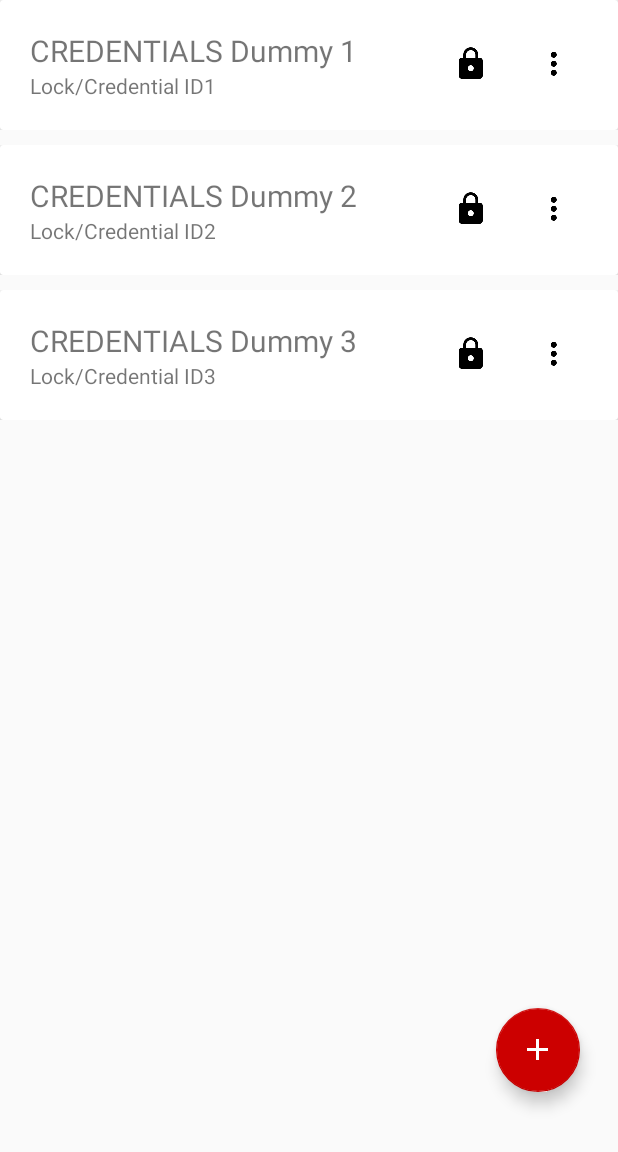
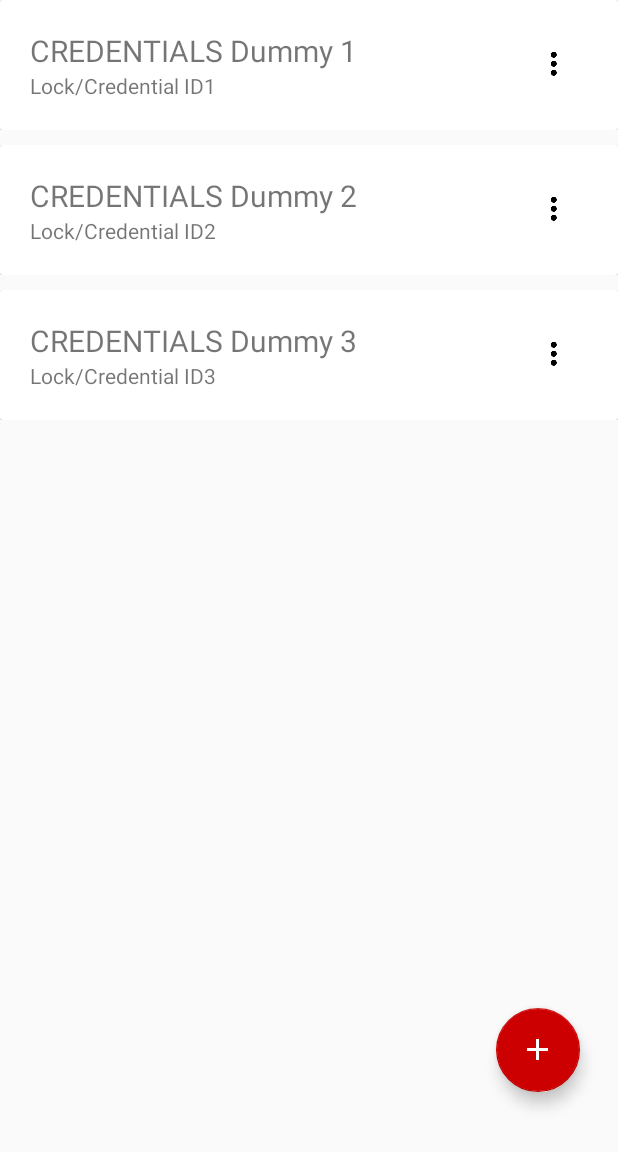
Before and after one commit to prithvi1973/ioki-app, an Android app: the Dashboard screen opened directly, with no data from a screen before it, in the options menu, after a tap on "Credentials", on a phone screen of 412 x 824 dp, the part 84-1236 px from its top. Run offline under Robolectric (Android 15) with nearby library versions, the phone set to English and light mode, and no system bars.

Commit message:
Removed lock icon from credentials

```diff
--- a/app/src/main/java/com/ioki/key/AddLock.java
+++ b/app/src/main/java/com/ioki/key/AddLock.java
@@ -5,7 +5,6 @@ import android.os.Bundle;
 import android.support.annotation.Nullable;
 import android.support.v7.app.AppCompatActivity;
 import android.view.View;
-import android.widget.Button;
 import android.widget.EditText;
 import android.widget.Toast;
 
--- a/app/src/main/java/com/ioki/key/Dashboard.java
+++ b/app/src/main/java/com/ioki/key/Dashboard.java
@@ -139,7 +139,7 @@ public class Dashboard extends AppCompatActivity{
 
         private void populateDummyListItems() {
             for(int i=0; i<3; i++)
-                listItems.add(new ListItem(requestType.toUpperCase() + " Dummy " + (i+1),"Lock/Credential ID" + (i+1)));
+                listItems.add(new ListItem(requestType.toUpperCase() + " Dummy " + (i+1),"Lock/Credential ID" + (i+1), requestType));
         }
 
         @Override
@@ -155,7 +155,7 @@ public class Dashboard extends AppCompatActivity{
                         for (int i = 0; i < listItemArray.length(); i++) {
                             JSONObject listItemObject = listItemArray.getJSONObject(i);
                             Log.d("ioki-debug", listItemObject.getString("name") + " | " + listItemObject.getString("id"));
-                            listItems.add(new ListItem(listItemObject.getString("name"), listItemObject.getString("id")));
+                            listItems.add(new ListItem(listItemObject.getString("name"), listItemObject.getString("id"), requestType));
                         }
                     }
                     else if(requestType.equals("credentials")) {
@@ -164,7 +164,7 @@ public class Dashboard extends AppCompatActivity{
                         for(int i=0; i < encrypted.length(); i++) {
                             JSONObject enc = encrypted.getJSONObject(i);
                             JSONObject dec = decrypted.getJSONObject(i);
-                            listItems.add(new ListItem(dec.getString("login"), enc.getString("link")));
+                            listItems.add(new ListItem(dec.getString("login"), enc.getString("link"), requestType));
                         }
                     }
                 } catch (JSONException e) {populateDummyListItems();}
--- a/app/src/main/java/com/ioki/key/ListItem.java
+++ b/app/src/main/java/com/ioki/key/ListItem.java
@@ -3,18 +3,17 @@ package com.ioki.key;
 public class ListItem {
     private String heading;
     private String description;
+    private String requestType;
 
-    ListItem(String heading, String description) {
+    ListItem(String heading, String description, String requestType) {
         this.heading = heading;
         this.description = description;
+        this.requestType = requestType;
     }
 
-    public String getHeading() {
-        return heading;
-    }
+    public String getHeading() {return heading;}
 
-    public String getDescription() {
-        return description;
-    }
+    public String getDescription() {return description;}
 
+    public String getRequestType() {return requestType;}
 }
--- a/app/src/main/java/com/ioki/key/ListItemAdapter.java
+++ b/app/src/main/java/com/ioki/key/ListItemAdapter.java
@@ -30,7 +30,9 @@ public class ListItemAdapter extends RecyclerView.Adapter<ListItemAdapter.ViewHo
         final ListItem listItem = listItems.get(position);
         holder.heading.setText(listItem.getHeading());
         holder.description.setText(listItem.getDescription());
+        if(listItem.getRequestType().equals("credentials")) holder.actionButton.setVisibility(View.GONE);
     }
+
 
     @Override
     public int getItemCount() {
--- a/app/src/main/java/com/ioki/key/MainActivity.java
+++ b/app/src/main/java/com/ioki/key/MainActivity.java
@@ -4,7 +4,6 @@ import android.annotation.SuppressLint;
 import android.app.Activity;
 import android.content.Context;
 import android.content.Intent;
-import android.content.SharedPreferences;
 import android.os.AsyncTask;
 import android.os.Bundle;
 import android.support.v7.app.AppCompatActivity;
@@ -12,8 +11,6 @@ import android.util.Log;
 import android.view.View;
 import android.widget.EditText;
 import android.widget.Toast;
-
-import com.google.gson.Gson;
 
 import org.json.JSONArray;
 import org.json.JSONException;
--- a/app/src/main/java/com/ioki/key/User.java
+++ b/app/src/main/java/com/ioki/key/User.java
@@ -6,7 +6,9 @@ import android.util.Log;
 import org.json.JSONArray;
 import org.json.JSONException;
 import org.json.JSONObject;
+
 import java.util.HashMap;
+
 import static com.ioki.key.MainActivity.getPreferenceObject;
 
 /**
--- a/app/src/main/res/layout/dashboard.xml
+++ b/app/src/main/res/layout/dashboard.xml
@@ -1,6 +1,5 @@
 <?xml version="1.0" encoding="utf-8"?>
 <android.support.v4.widget.DrawerLayout xmlns:android="http://schemas.android.com/apk/res/android"
-    xmlns:tools="http://schemas.android.com/tools"
     android:layout_width="match_parent"
     android:layout_height="match_parent"
     xmlns:app="http://schemas.android.com/apk/res-auto"
```
